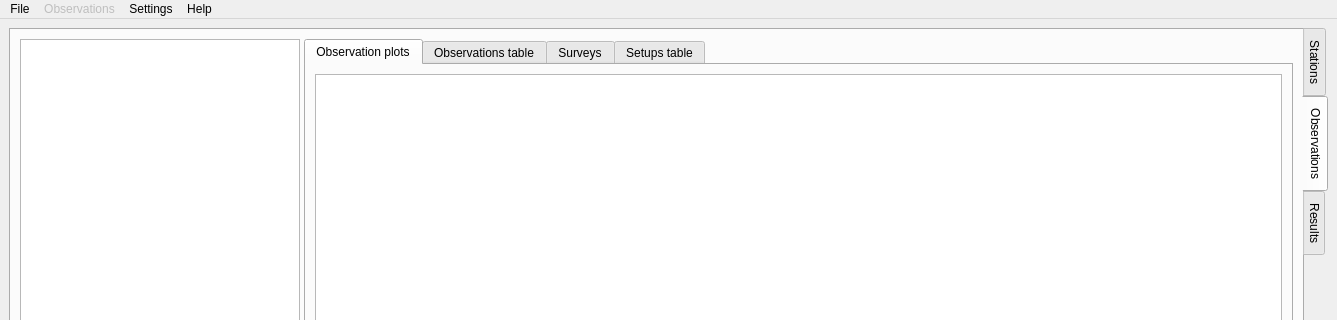
Qt form gravtools/gui/MainWindow.ui (ahellers/GravTools) before a commit; both pictures show x 0 to 1337 and y 0 to 320 of the 1337 by 746 pixel window.
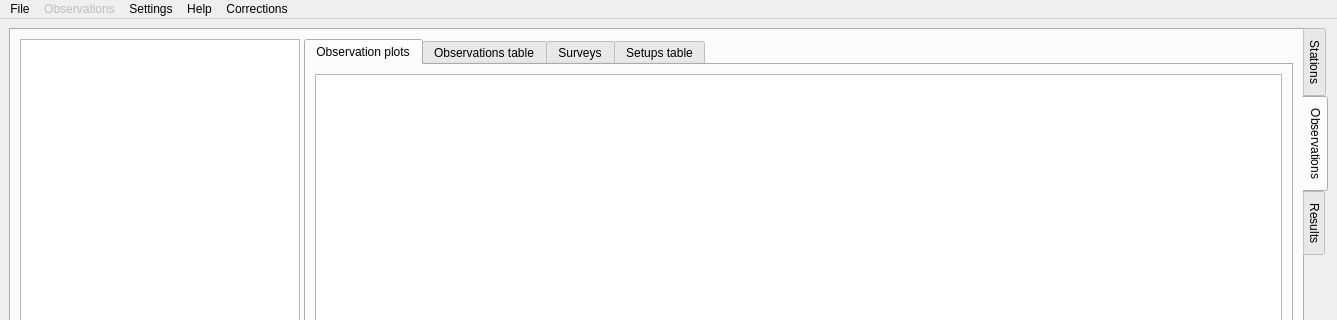
The same form after that commit. Custom widgets are drawn as their Qt base class.

Commit message: Added GUI dialog for correction time series.

Patch:
```diff
--- a/gravtools/gui/MainWindow.ui
+++ b/gravtools/gui/MainWindow.ui
@@ -1064,10 +1064,18 @@
     </property>
     <addaction name="action_About"/>
    </widget>
+   <widget class="QMenu" name="menuCorrections">
+    <property name="title">
+     <string>Corrections</string>
+    </property>
+    <addaction name="action_Corrections"/>
+    <addaction name="action_Correction_time_series"/>
+   </widget>
    <addaction name="menu_File"/>
    <addaction name="menu_Observations"/>
    <addaction name="menuEstimation_settings"/>
    <addaction name="menuHelp"/>
+   <addaction name="menuCorrections"/>
   </widget>
   <widget class="QStatusBar" name="statusbar">
    <property name="inputMethodHints">
```
Left out of the diff: 11 changed lines with no effect on the pictures. The commit also changes 11 other files.
